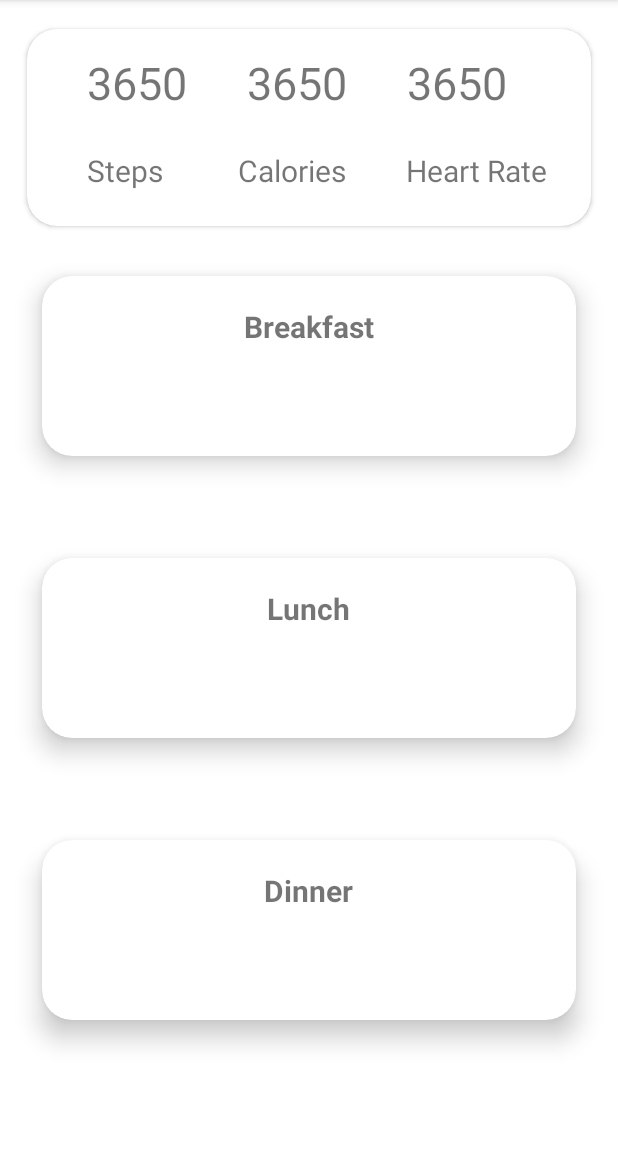
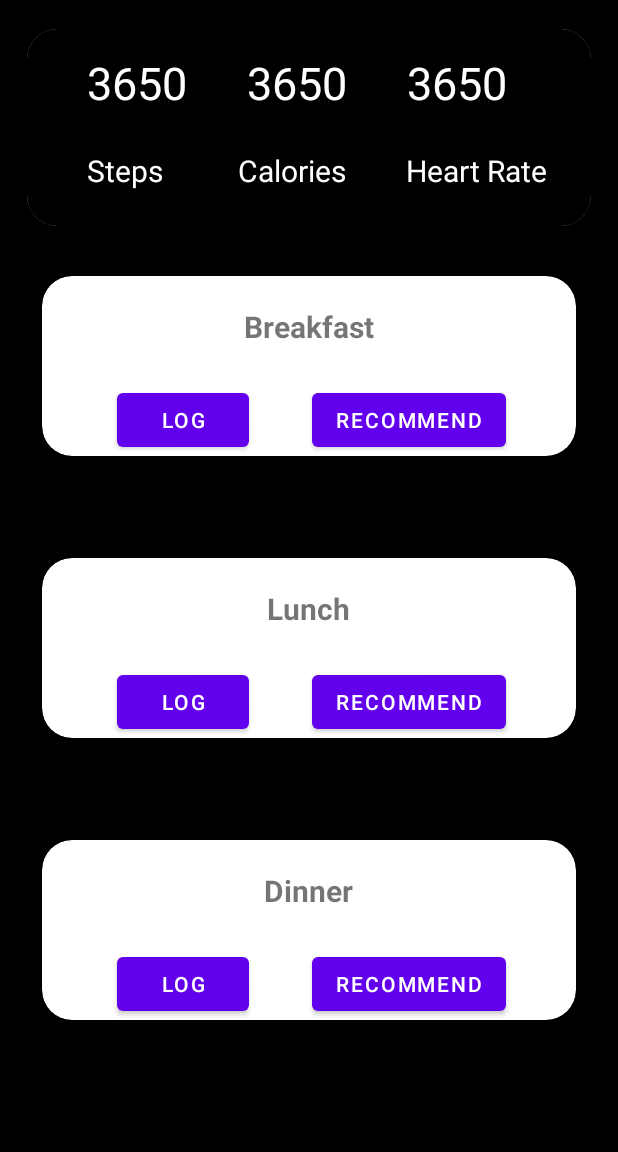
Before and after one commit to VatsalBhanderi/Bhojan-Treehacks, an Android app: the screen it shows after launch (MainActivity), on a phone screen of 412 x 824 dp, the part 84-1236 px from its top. Run offline under Robolectric (Android 15) with nearby library versions, the phone set to English and light mode, and no system bars.

Commit message:
UI cosmetic changes

```diff
--- a/TreeHacksBhojanAndroid/app/src/main/res/layout/activity_main.xml
+++ b/TreeHacksBhojanAndroid/app/src/main/res/layout/activity_main.xml
@@ -3,6 +3,7 @@
     xmlns:tools="http://schemas.android.com/tools"
     android:layout_width="match_parent"
     android:layout_height="match_parent"
+    android:background="@color/black"
     xmlns:app="http://schemas.android.com/apk/res-auto"
     tools:context=".MainActivity">
 
@@ -18,8 +19,9 @@
         app:cardPreventCornerOverlap="true"
         app:cardUseCompatPadding="true">
         <LinearLayout
-            android:layout_width="wrap_content"
-            android:layout_height="wrap_content"
+            android:layout_width="match_parent"
+            android:background="@color/black"
+            android:layout_height="match_parent"
             android:orientation="vertical">
         <LinearLayout
             android:layout_width="match_parent"
@@ -31,6 +33,7 @@
                 android:layout_marginLeft="40dp"
                 android:layout_height="wrap_content"
                 android:textSize="30sp"
+                android:textColor="#FFFFFF"
                 android:text="3650"
                 android:layout_gravity="center_horizontal"/>
             <TextView
@@ -38,11 +41,13 @@
                 android:layout_marginLeft="40dp"
                 android:layout_height="wrap_content"
                 android:textSize="30sp"
+                android:textColor="#FFFFFF"
                 android:text="3650"
                 android:layout_gravity="center_horizontal"/>
             <TextView
                 android:layout_width="wrap_content"
                 android:layout_marginLeft="40dp"
+                android:textColor="#FFFFFF"
                 android:layout_height="wrap_content"
                 android:textSize="30sp"
                 android:text="3650"
@@ -57,6 +62,8 @@
             <TextView
                 android:layout_width="wrap_content"
                 android:layout_marginLeft="40dp"
+                android:textColor="#FFFFFF"
+
                 android:layout_height="wrap_content"
                 android:textSize="20sp"
                 android:text="Steps"
@@ -65,12 +72,14 @@
                 android:layout_width="wrap_content"
                 android:layout_marginLeft="50dp"
                 android:layout_height="wrap_content"
+                android:textColor="#FFFFFF"
                 android:textSize="20sp"
                 android:text="Calories"
                 android:layout_gravity="center_horizontal"/>
             <TextView
                 android:layout_width="wrap_content"
                 android:layout_marginLeft="40dp"
+                android:textColor="#FFFFFF"
                 android:layout_height="wrap_content"
                 android:textSize="20sp"
                 android:text="Heart Rate"
@@ -119,6 +128,19 @@
             android:textSize="20sp"
             android:textStyle="bold"
             />
+    <Button
+        android:layout_width="wrap_content"
+        android:layout_height="wrap_content"
+        android:layout_gravity="bottom"
+        android:text="LOG"
+        android:layout_marginLeft="50dp"/>
+
+    <Button
+        android:layout_width="wrap_content"
+        android:layout_height="wrap_content"
+        android:layout_gravity="bottom"
+        android:text="Recommend"
+        android:layout_marginLeft="180dp"/>
 
     </androidx.cardview.widget.CardView>
 
@@ -153,6 +175,20 @@
             android:textStyle="bold"
             />
 
+        <Button
+            android:layout_width="wrap_content"
+            android:layout_height="wrap_content"
+            android:layout_gravity="bottom"
+            android:text="Log"
+            android:layout_marginLeft="50dp"/>
+
+        <Button
+            android:layout_width="wrap_content"
+            android:layout_height="wrap_content"
+            android:layout_gravity="bottom"
+            android:text="RECOMMEND"
+            android:layout_marginLeft="180dp"/>
+
     </androidx.cardview.widget.CardView>
 
     <androidx.cardview.widget.CardView
@@ -186,6 +222,19 @@
             android:textStyle="bold"
             />
 
+        <Button
+            android:layout_width="wrap_content"
+            android:layout_height="wrap_content"
+            android:layout_gravity="bottom"
+            android:text="log"
+            android:layout_marginLeft="50dp"/>
+
+        <Button
+            android:layout_width="wrap_content"
+            android:layout_height="wrap_content"
+            android:layout_gravity="bottom"
+            android:text="recommend"
+            android:layout_marginLeft="180dp"/>
 
     </androidx.cardview.widget.CardView>
 
```
